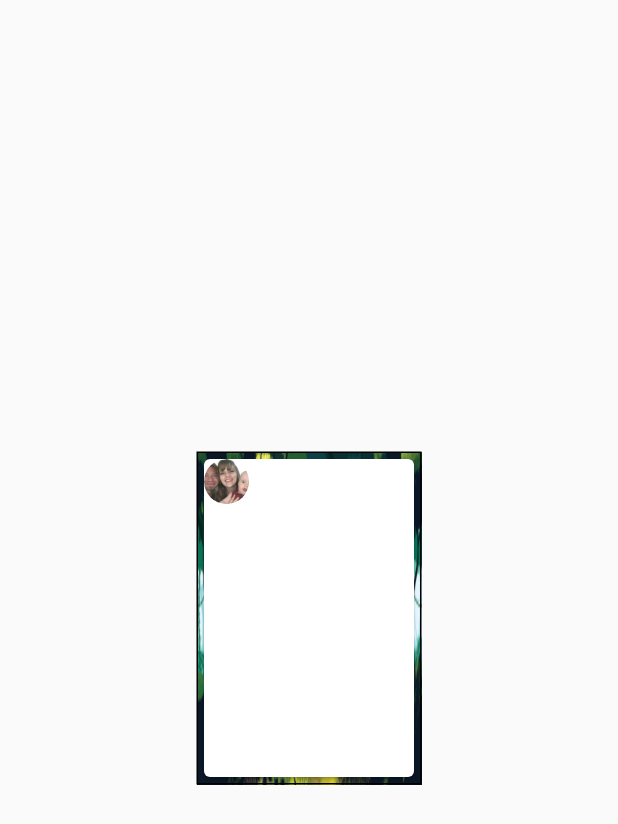
After one commit to mypherhistamine/Storeo-App-Pro, a Flutter app: the BetterCard screen opened directly, on a phone screen of 412 x 824 dp. The commit adds this screen. Shown: the top 824 px of the screen. Run offline on Flutter 3.47's test engine with Material 2 defaults, Android fonts, the phone set to English and light mode, and no system bars.

Commit message:
built new card

```diff
--- a/client/stereo/lib/main.dart
+++ b/client/stereo/lib/main.dart
@@ -1,6 +1,7 @@
 import 'package:flutter/material.dart';
 import 'package:stereo/screens/market.dart';
 import 'package:stereo/themes/THEMECONSTANTS.dart';
+import 'package:stereo/widgets/betterCard.dart';
 import 'package:stereo/widgets/sexyCard.dart';
 
 void main() => runApp(MyApp());
@@ -16,9 +17,7 @@ class MyApp extends StatelessWidget {
           title: Text('Material App Bar'),
         ),
         body: Center(
-          child: Container(
-            child: ExplorePage(),
-          ),
+          child: BetterCard(),
         ),
       ),
     );
--- /dev/null
+++ b/client/stereo/lib/widgets/betterCard.dart
@@ -0,0 +1,61 @@
+import 'package:flutter/material.dart';
+
+class BetterCard extends StatelessWidget {
+  const BetterCard({Key key}) : super(key: key);
+
+  @override
+  Widget build(BuildContext context) {
+    return Scaffold(
+      body: Center(
+        child: Container(
+          height: 222,
+          width: 150,
+          decoration: BoxDecoration(
+            image: DecorationImage(
+              image: AssetImage('assets/images/cartoon_forest.jpg'),
+              fit: BoxFit.fill,
+            ),
+            border: Border.all(
+              color: Colors.black,
+            ),
+          ),
+          child: Card(
+            child: Column(
+              children: [
+                Row(
+                  children: [
+                    Container(
+                      width: 30,
+                      height: 30,
+                      child: ClipOval(
+                        clipper: MyClipper(),
+                        child: Image.asset(
+                          "assets/images/profile.jpeg",
+                          fit: BoxFit.cover,
+                        ),
+                      ),
+                    ),
+                  ],
+                )
+              ],
+            ),
+          ),
+        ),
+      ),
+    );
+  }
+}
+
+class MyClipper extends CustomClipper<Rect> {
+  @override
+  Rect getClip(Size size) {
+    return Rect.fromCircle(
+        center: Offset(size.width / 2, size.height / 2),
+        radius: size.width / 2);
+  }
+
+  @override
+  bool shouldReclip(covariant CustomClipper<Rect> oldClipper) {
+    return true;
+  }
+}
```
Also changed, not shown: client/stereo/lib/screens/market.dart (+51 -15 lines), client/stereo/lib/widgets/sexyCard.dart (+162 -47 lines), 1 other file.
